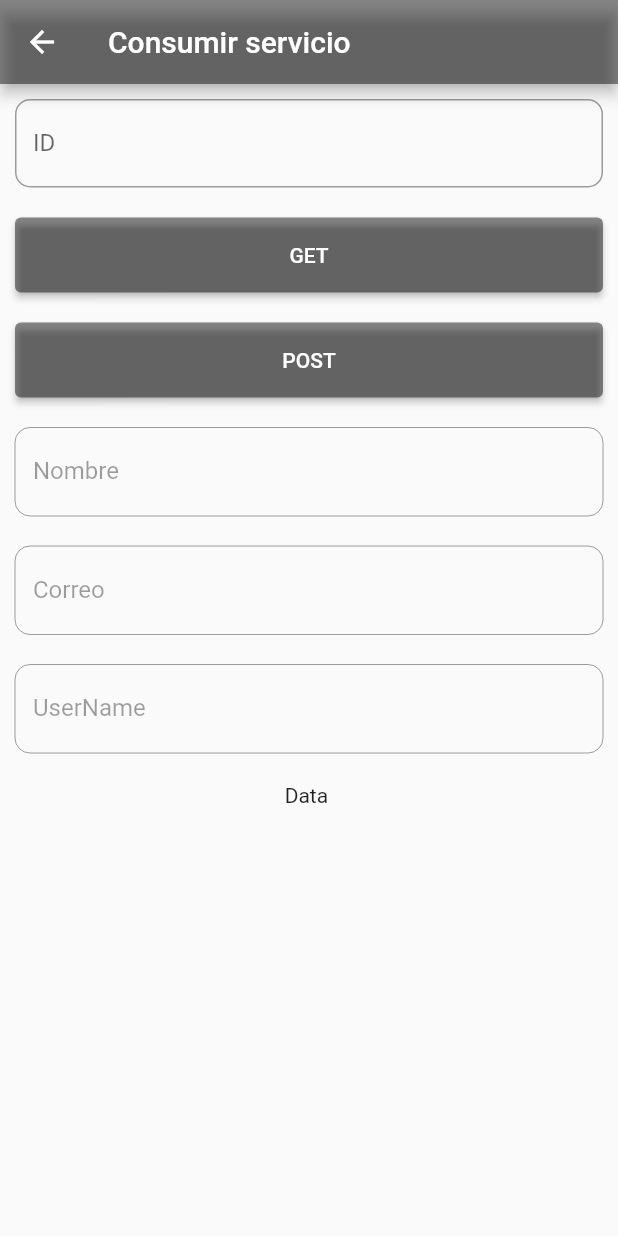
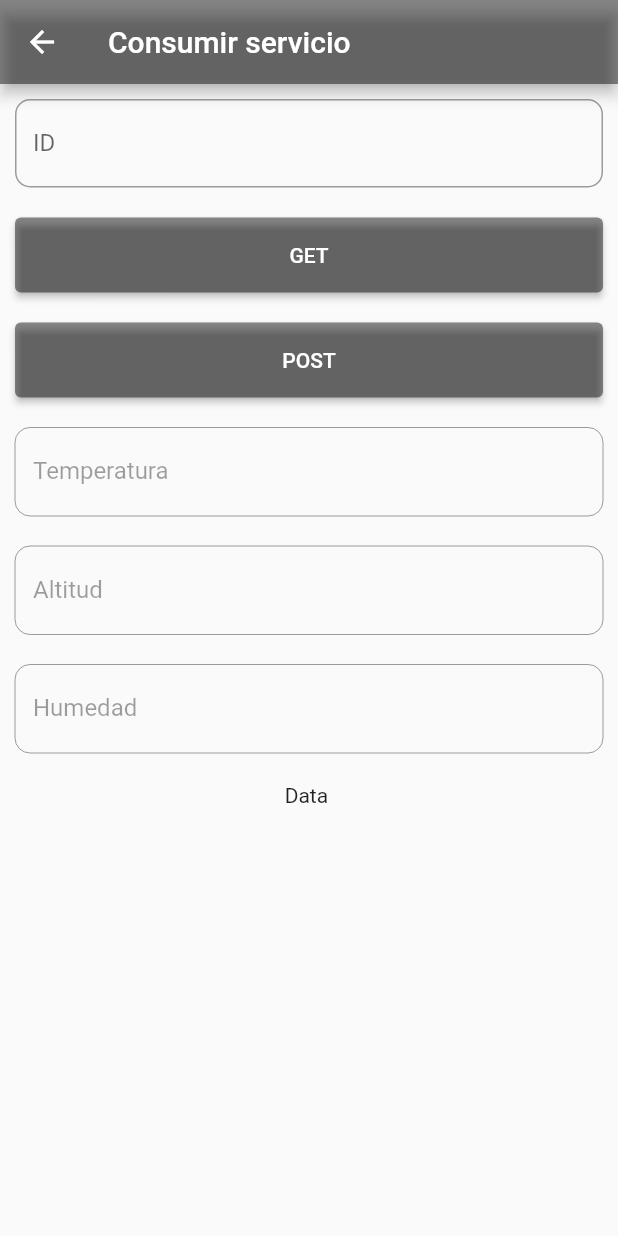
Before and after one commit to Leonardov7/Linea2-Global, a Flutter app: the screen it shows after launch, after a tap on "Consumir servicio", on a phone screen of 412 x 824 dp. Run offline on Flutter 3.47's test engine with Material 2 defaults, Android fonts, the phone set to English and light mode, and no system bars; our stand-ins replace cloud_firestore, firebase_core, geolocator, local_auth; accounts and stored records are empty; network calls fail.

Commit message:
Geolocalización.

```diff
--- a/lib/View/REST.dart
+++ b/lib/View/REST.dart
@@ -3,29 +3,41 @@ import 'dart:convert';
 import 'package:http/http.dart';
 
 class REST extends StatefulWidget {
+  final String location;
+  REST(this.location);
   @override
   RESTApp createState() => RESTApp();
 }
 
 class RESTApp extends State<REST> {
   TextEditingController id=TextEditingController();
-  TextEditingController nombre=TextEditingController();
-  TextEditingController correo=TextEditingController();
-  TextEditingController username=TextEditingController();
+  TextEditingController temperatura=TextEditingController();
+  TextEditingController altitud=TextEditingController();
+  TextEditingController humedad=TextEditingController();
   var dataHttp='';
 
   consumirGet(var id) async {
-    Response response =
-        await get(Uri.parse('https://jsonplaceholder.typicode.com/users/'+id));
-    Map data = jsonDecode(response.body);
-    //print('NAME: ${data['name']} /// username: ${data['username']}');
-   // print(data);
-    print(response.statusCode.toString()+ " Código de respuesta");
-    if (response.statusCode.toString()=='200'){
-      nombre.text='${data['name']}';
-      correo.text='${data['email']}';
-      username.text='${data['username']}';
+    print (widget.location);
+    try {
+      Response response =
+      //await get(Uri.parse('https://jsonplaceholder.typicode.com/users/' + id));
+      //http://api.weatherunlocked.com/api/current/4.917,%20-74.1?app_id=02546387&app_key=3ba0a43c2bc6266199961c600f7e5fa8
+      await get(Uri.parse('http://api.weatherunlocked.com/api/current/'+widget.location+'?app_id=02546387&app_key=3ba0a43c2bc6266199961c600f7e5fa8'));
+      Map data = jsonDecode(response.body);
+      //print('NAME: ${data['name']} /// username: ${data['username']}');
+      // print(data);
+      print(response.statusCode.toString() + " Código de respuesta");
+      if (response.statusCode.toString() == '200') {
+        temperatura.text = '${data['temp_c']} C°';
+        altitud.text='${data['alt_m']} mts';
+        humedad.text='${data['humid_pct']} %';
 
+        // correo.text='${data['email']}';
+        // username.text='${data['username']}';
+
+      }
+    }catch(e){
+      print(e);
     }
 
   }
@@ -94,13 +106,13 @@ consumirPost()async{
                 padding: EdgeInsets.all(10),
                 child: TextField(
                   enabled: false,
-                  controller: nombre,
+                  controller: temperatura,
                   decoration: InputDecoration(
                     fillColor: Colors.green,
                     border: OutlineInputBorder(
                         borderRadius: BorderRadius.circular(10)),
-                    labelText: 'Nombre',
-                    hintText: 'Nombre',
+                    labelText: 'Temperatura',
+                    hintText: 'Temperatura',
                   ),
                 ),
               ),
@@ -108,13 +120,13 @@ consumirPost()async{
                 padding: EdgeInsets.all(10),
                 child: TextField(
                   enabled: false,
-                  controller: correo,
+                  controller: altitud,
                   decoration: InputDecoration(
                     fillColor: Colors.green,
                     border: OutlineInputBorder(
                         borderRadius: BorderRadius.circular(10)),
-                    labelText: 'Correo',
-                    hintText: 'Correo',
+                    labelText: 'Altitud',
+                    hintText: 'Altitud',
                   ),
                 ),
               ),
@@ -122,13 +134,13 @@ consumirPost()async{
                 padding: EdgeInsets.all(10),
                 child: TextField(
                   enabled: false,
-                  controller: username,
+                  controller: humedad,
                   decoration: InputDecoration(
                     fillColor: Colors.green,
                     border: OutlineInputBorder(
                         borderRadius: BorderRadius.circular(10)),
-                    labelText: 'UserName',
-                    hintText: 'UserName',
+                    labelText: 'Humedad',
+                    hintText: 'Humedad',
                   ),
                 ),
               ),
--- a/lib/main.dart
+++ b/lib/main.dart
@@ -125,7 +125,7 @@ class HomeStart extends State<Home> {
                   onPressed: () {
                     print('Registrar Usuario');
                     Navigator.push(context,
-                        MaterialPageRoute(builder: (_) => REST()));
+                        MaterialPageRoute(builder: (_) => REST('4.916,-74.096')));
                   },
                   child: Text('Consumir servicio',style: TextStyle(color: Colors.white,fontSize: 20)),
                 ),
@@ -142,7 +142,7 @@ class HomeStart extends State<Home> {
                   onPressed: () {
                     print('Geolocalización');
                     Navigator.push(context,
-                        MaterialPageRoute(builder: (_) => Geolocalizacion()));
+                        MaterialPageRoute(builder: (_) => Geolocalizacion('')));
                   },
                   child: Text('Geolocalización',style: TextStyle(color: Colors.white,fontSize: 20)),
                 ),
```
Also changed, not shown: lib/View/Geolocalizacion.dart (+46 -30 lines), lib/View/Login.dart (+41 -9 lines), lib/View/UserRegister.dart (+22 -1 lines), pubspec.lock, 1 other file.
